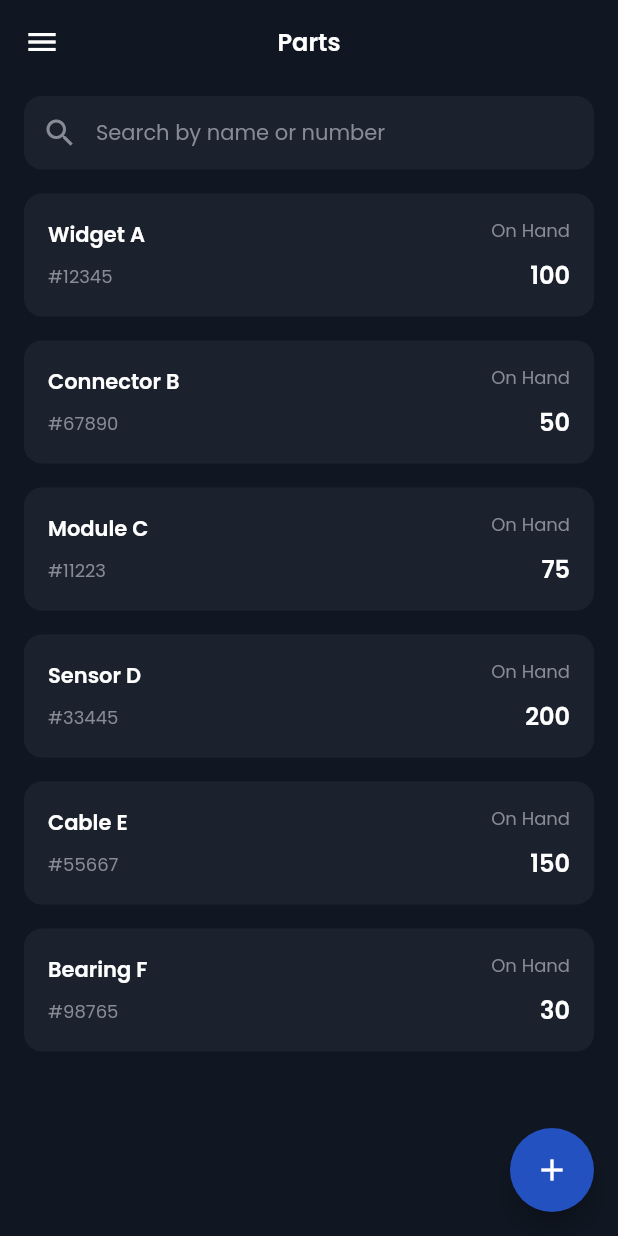
After one commit to htetwai18/sync_pro_project, a Flutter app: the PartsScreen screen opened directly, on a phone screen of 412 x 824 dp. The commit adds this screen. Run offline on Flutter 3.47's test engine with Material 3 defaults, Android fonts, the phone set to English and light mode, and no system bars; our stand-ins replace google_fonts, page_transition.

Commit message:
part list

```diff
--- a/lib/config/app_drawer.dart
+++ b/lib/config/app_drawer.dart
@@ -9,6 +9,7 @@ import 'package:sync_pro/presentation/admin/screen/tasks_screen.dart';
 import 'package:sync_pro/presentation/admin/screen/dashboard_screen.dart';
 import 'package:sync_pro/presentation/admin/screen/users_screen.dart';
 import 'package:sync_pro/presentation/admin/screen/invoices_screen.dart';
+import 'package:sync_pro/presentation/admin/screen/parts_screen.dart';
 
 class AppDrawer extends StatelessWidget {
   const AppDrawer({super.key});
@@ -63,6 +64,11 @@ class AppDrawer extends StatelessWidget {
               title: const Text(AppString.invoices).mediumBold(AppColor.white),
               onTap: () => _navigate(context, const InvoicesScreen()),
             ),
+            ListTile(
+              leading: const Icon(Icons.inventory_2, color: AppColor.white),
+              title: const Text(AppString.parts).mediumBold(AppColor.white),
+              onTap: () => _navigate(context, const PartsScreen()),
+            ),
           ],
         ),
       ),
--- a/lib/config/app_string.dart
+++ b/lib/config/app_string.dart
@@ -163,4 +163,9 @@ class AppString {
   static const String addLineItem = "Add Line Item";
   static const String totalAmount = "Total Amount";
   static const String generateInvoice = "Generate Invoice";
+
+  // Parts / Inventory
+  static const String parts = "Parts";
+  static const String searchByNameOrNumber = "Search by name or number";
+  static const String onHand = "On Hand";
 }
--- /dev/null
+++ b/lib/presentation/admin/display_models/part_item_display_model.dart
@@ -0,0 +1,20 @@
+class PartItemDisplayModel {
+  final String name;
+  final String number;
+  final int onHand;
+
+  const PartItemDisplayModel({
+    required this.name,
+    required this.number,
+    required this.onHand,
+  });
+}
+
+final List<PartItemDisplayModel> mockParts = [
+  const PartItemDisplayModel(name: 'Widget A', number: '#12345', onHand: 100),
+  const PartItemDisplayModel(name: 'Connector B', number: '#67890', onHand: 50),
+  const PartItemDisplayModel(name: 'Module C', number: '#11223', onHand: 75),
+  const PartItemDisplayModel(name: 'Sensor D', number: '#33445', onHand: 200),
+  const PartItemDisplayModel(name: 'Cable E', number: '#55667', onHand: 150),
+  const PartItemDisplayModel(name: 'Bearing F', number: '#98765', onHand: 30),
+];
--- /dev/null
+++ b/lib/presentation/admin/screen/parts_screen.dart
@@ -0,0 +1,88 @@
+import 'package:flutter/material.dart';
+import 'package:sync_pro/config/app_bar.dart';
+import 'package:sync_pro/config/app_color.dart';
+import 'package:sync_pro/config/app_string.dart';
+import 'package:sync_pro/config/extension.dart';
+import 'package:sync_pro/config/measurement.dart';
+import 'package:sync_pro/config/app_drawer.dart';
+import 'package:sync_pro/presentation/admin/display_models/part_item_display_model.dart';
+import 'package:sync_pro/presentation/admin/widgets/part_list_item.dart';
+
+class PartsScreen extends StatefulWidget {
+  const PartsScreen({super.key});
+
+  @override
+  State<PartsScreen> createState() => _PartsScreenState();
+}
+
+class _PartsScreenState extends State<PartsScreen> {
+  final TextEditingController _search = TextEditingController();
+  String _query = '';
+
+  @override
+  void dispose() {
+    _search.dispose();
+    super.dispose();
+  }
+
+  @override
+  Widget build(BuildContext context) {
+    final filtered = mockParts
+        .where((e) =>
+            e.name.toLowerCase().contains(_query.toLowerCase()) ||
+            e.number.toLowerCase().contains(_query.toLowerCase()))
+        .toList();
+    return Scaffold(
+      backgroundColor: AppColor.background,
+      appBar: getAppBarWithDrawer(context: context, title: AppString.parts),
+      drawer: const AppDrawer(),
+      body: Column(
+        children: [
+          Padding(
+            padding: Measurement.generalSize16.horizontalIsToVertical,
+            child: Container(
+              decoration: BoxDecoration(
+                color: AppColor.blueField,
+                borderRadius: Measurement.generalSize12.allRadius,
+              ),
+              child: TextField(
+                controller: _search,
+                style: Measurement.mediumFont
+                    .textStyle(AppColor.white, Measurement.font400),
+                decoration: InputDecoration(
+                  hintText: AppString.searchByNameOrNumber,
+                  hintStyle: Measurement.mediumFont
+                      .textStyle(AppColor.grey, Measurement.font400),
+                  prefixIcon: const Icon(Icons.search, color: AppColor.grey),
+                  border: InputBorder.none,
+                  contentPadding: const EdgeInsets.symmetric(
+                    horizontal: Measurement.generalSize16,
+                    vertical: Measurement.generalSize14,
+                  ),
+                ),
+                onChanged: (v) => setState(() => _query = v),
+              ),
+            ),
+          ),
+          Expanded(
+            child: ListView.separated(
+              padding: Measurement.generalSize16.horizontalIsToVertical,
+              itemCount: filtered.length,
+              separatorBuilder: (_, __) => Measurement.generalSize16.height,
+              itemBuilder: (context, index) {
+                final item = filtered[index];
+                return PartListItem(item: item, onTap: () {});
+              },
+            ),
+          ),
+        ],
+      ),
+      floatingActionButton: FloatingActionButton(
+        onPressed: () {},
+        backgroundColor: AppColor.blueStatusInner,
+        foregroundColor: AppColor.white,
+        child: const Icon(Icons.add),
+      ),
+    );
+  }
+}
--- /dev/null
+++ b/lib/presentation/admin/widgets/part_list_item.dart
@@ -0,0 +1,52 @@
+import 'package:flutter/material.dart';
+import 'package:sync_pro/config/app_color.dart';
+import 'package:sync_pro/config/app_string.dart';
+import 'package:sync_pro/config/extension.dart';
+import 'package:sync_pro/config/measurement.dart';
+import 'package:sync_pro/presentation/admin/display_models/part_item_display_model.dart';
+
+class PartListItem extends StatelessWidget {
+  final PartItemDisplayModel item;
+  final VoidCallback? onTap;
+
+  const PartListItem({super.key, required this.item, this.onTap});
+
+  @override
+  Widget build(BuildContext context) {
+    return InkWell(
+      onTap: onTap,
+      child: Container(
+        padding: const EdgeInsets.symmetric(
+          horizontal: Measurement.generalSize16,
+          vertical: Measurement.generalSize16,
+        ),
+        decoration: BoxDecoration(
+          color: AppColor.blueField,
+          borderRadius: Measurement.generalSize12.allRadius,
+        ),
+        child: Row(
+          children: [
+            Expanded(
+              child: Column(
+                crossAxisAlignment: CrossAxisAlignment.start,
+                children: [
+                  Text(item.name).mediumBold(AppColor.white),
+                  Measurement.generalSize8.height,
+                  Text(item.number).smallNormal(AppColor.grey),
+                ],
+              ),
+            ),
+            Column(
+              crossAxisAlignment: CrossAxisAlignment.end,
+              children: [
+                Text(AppString.onHand).smallNormal(AppColor.grey),
+                Measurement.generalSize8.height,
+                Text(item.onHand.toString()).largeBold(AppColor.white),
+              ],
+            )
+          ],
+        ),
+      ),
+    );
+  }
+}
```
